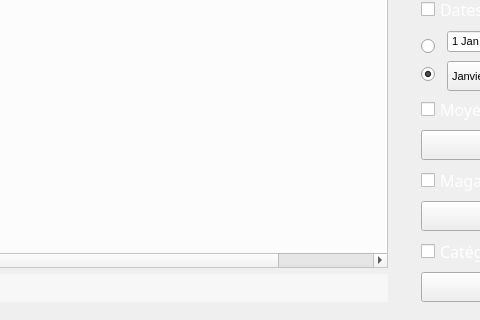
Qt form comptes.ui (corentindesfarges/comptaco) before a commit; both pictures show x 604 to 1084 and y 513 to 833 of the 1266 by 833 pixel window.
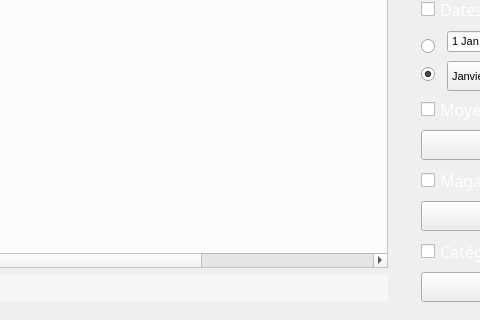
The same form after that commit.

Diff of the .ui file:
```diff
--- a/comptes.ui
+++ b/comptes.ui
@@ -228,7 +228,7 @@
           <string notr="true"/>
          </property>
          <property name="columnCount">
-          <number>10</number>
+          <number>11</number>
          </property>
          <row>
           <property name="text">
@@ -245,6 +245,7 @@
          <column/>
          <column/>
          <column/>
+         <column/>
         </widget>
        </item>
        <item>
```
